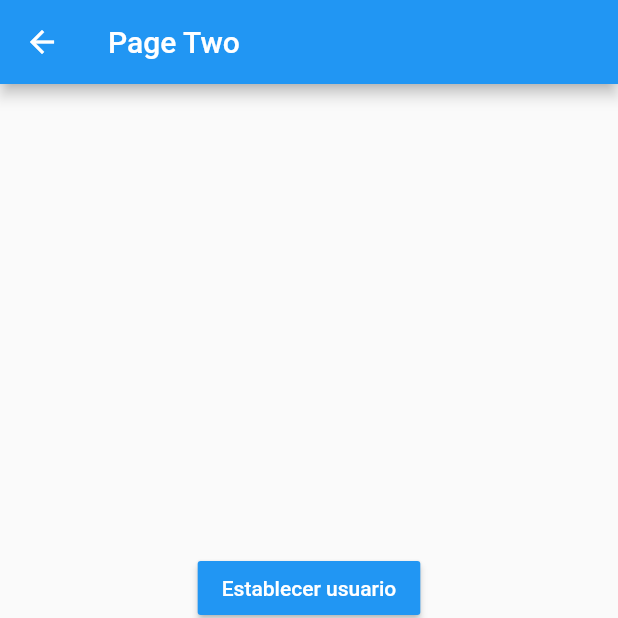
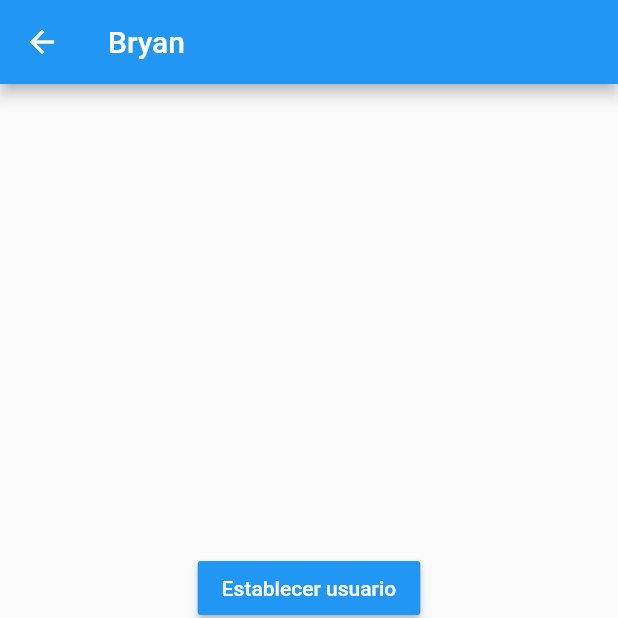
Before and after one commit to bzapata95/manejadores-de-estados-flutter, a Flutter app: the PageTwoPage screen opened by its route, after a tap on "Establecer usuario", on a phone screen of 412 x 824 dp, the top half of it. Run offline on Flutter 3.47's test engine with Material 2 defaults, Android fonts, the phone set to English and light mode, and no system bars; accounts and stored records are empty.

Commit message:
fin singleton

```diff
--- a/lib/pages/page_one_page.dart
+++ b/lib/pages/page_one_page.dart
@@ -1,4 +1,6 @@
 import 'package:flutter/material.dart';
+import 'package:status_app/models/user.dart';
+import 'package:status_app/services/user_service.dart';
 
 class PageOnePage extends StatelessWidget {
   const PageOnePage({Key? key}) : super(key: key);
@@ -9,7 +11,14 @@ class PageOnePage extends StatelessWidget {
       appBar: AppBar(
         title: Text('Page One'),
       ),
-      body: UserInformation(),
+      body: StreamBuilder(
+        stream: userService.userStream,
+        builder: (BuildContext context, AsyncSnapshot<User> snapshot) {
+          return snapshot.hasData
+              ? UserInformation(user: userService.user!)
+              : Center(child: Text('No hay información'));
+        },
+      ),
       floatingActionButton: FloatingActionButton(
         child: Icon(Icons.abc_outlined),
         onPressed: () {
@@ -21,8 +30,11 @@ class PageOnePage extends StatelessWidget {
 }
 
 class UserInformation extends StatelessWidget {
+  final User user;
+
   const UserInformation({
     Key? key,
+    required this.user,
   }) : super(key: key);
 
   @override
@@ -33,17 +45,17 @@ class UserInformation extends StatelessWidget {
         padding: EdgeInsets.all(20),
         child: Column(
           crossAxisAlignment: CrossAxisAlignment.start,
-          children: const [
+          children: [
             Text(
               'General',
               style: TextStyle(fontSize: 18, fontWeight: FontWeight.bold),
             ),
             Divider(),
             ListTile(
-              title: Text('Nombre'),
+              title: Text('Nombre: ${user.nombre}'),
             ),
             ListTile(
-              title: Text('Edad'),
+              title: Text('Edad: ${user.edad}'),
             ),
             Text(
               'Profesiones',
--- a/lib/pages/page_two.page.dart
+++ b/lib/pages/page_two.page.dart
@@ -1,4 +1,6 @@
 import 'package:flutter/material.dart';
+import 'package:status_app/models/user.dart';
+import 'package:status_app/services/user_service.dart';
 
 class PageTwoPage extends StatelessWidget {
   const PageTwoPage({Key? key}) : super(key: key);
@@ -7,20 +9,32 @@ class PageTwoPage extends StatelessWidget {
   Widget build(BuildContext context) {
     return Scaffold(
       appBar: AppBar(
-        title: Text('Page Two'),
+        title: StreamBuilder(
+          stream: userService.userStream,
+          builder: (BuildContext context, AsyncSnapshot<User> snapshot) {
+            return snapshot.hasData
+                ? Text('${snapshot.data!.nombre}')
+                : Text('No hay información');
+          },
+        ),
       ),
       body: Center(
           child: Column(
         mainAxisAlignment: MainAxisAlignment.center,
         children: [
           MaterialButton(
-            onPressed: () {},
+            onPressed: () {
+              userService.setUser(User(
+                  nombre: 'Bryan', edad: 27, profesiones: ['Dart', 'Flutter']));
+            },
             child: Text('Establecer usuario',
                 style: TextStyle(color: Colors.white)),
             color: Colors.blue,
           ),
           MaterialButton(
-            onPressed: () {},
+            onPressed: () {
+              userService.changeAge(30);
+            },
             child: Text('Cambiar edad', style: TextStyle(color: Colors.white)),
             color: Colors.blue,
           ),
--- /dev/null
+++ b/lib/services/user_service.dart
@@ -0,0 +1,31 @@
+import 'dart:async';
+
+import 'package:status_app/models/user.dart';
+
+class _UserService {
+  User? _user;
+
+  final StreamController<User> _userStreamController =
+      StreamController<User>.broadcast();
+
+  User? get user => _user;
+  bool get existUser => _user != null;
+
+  Stream<User> get userStream => _userStreamController.stream;
+
+  void setUser(User user) {
+    _user = user;
+    _userStreamController.add(user);
+  }
+
+  void changeAge(int age) {
+    _user!.edad = age;
+    _userStreamController.add(_user!);
+  }
+
+  dispose() {
+    _userStreamController.close();
+  }
+}
+
+final userService = _UserService();
```
